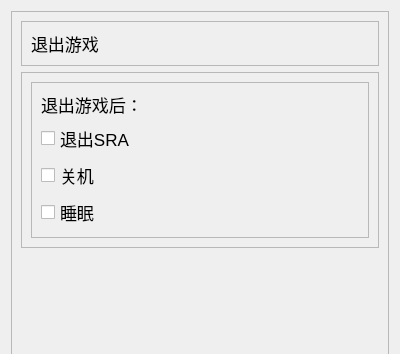
This is res/ui/set_10.ui in Shasnow/StarRailAssistant as Qt 5 draws it before an edit; both pictures show x 0 to 400 and y 0 to 354 of the 400 by 685 pixel window. The edited form follows.
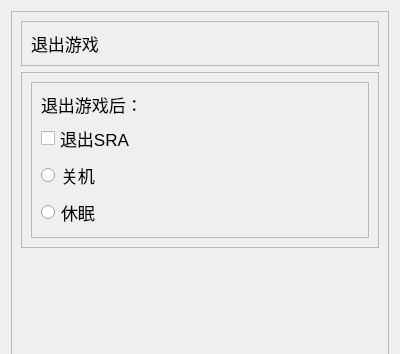
This is the edited form.

```diff
--- a/res/ui/set_10.ui
+++ b/res/ui/set_10.ui
@@ -105,7 +105,7 @@
              </widget>
             </item>
             <item>
-             <widget class="QCheckBox" name="checkBox2_1_2">
+             <widget class="QRadioButton" name="radioButton2_1_2">
               <property name="minimumSize">
                <size>
                 <width>0</width>
@@ -118,7 +118,7 @@
              </widget>
             </item>
             <item>
-             <widget class="QCheckBox" name="checkBox2_1_3">
+             <widget class="QRadioButton" name="radioButton2_1_3">
               <property name="minimumSize">
                <size>
                 <width>0</width>
@@ -126,7 +126,7 @@
                </size>
               </property>
               <property name="text">
-               <string>睡眠</string>
+               <string>休眠</string>
               </property>
              </widget>
             </item>
```
